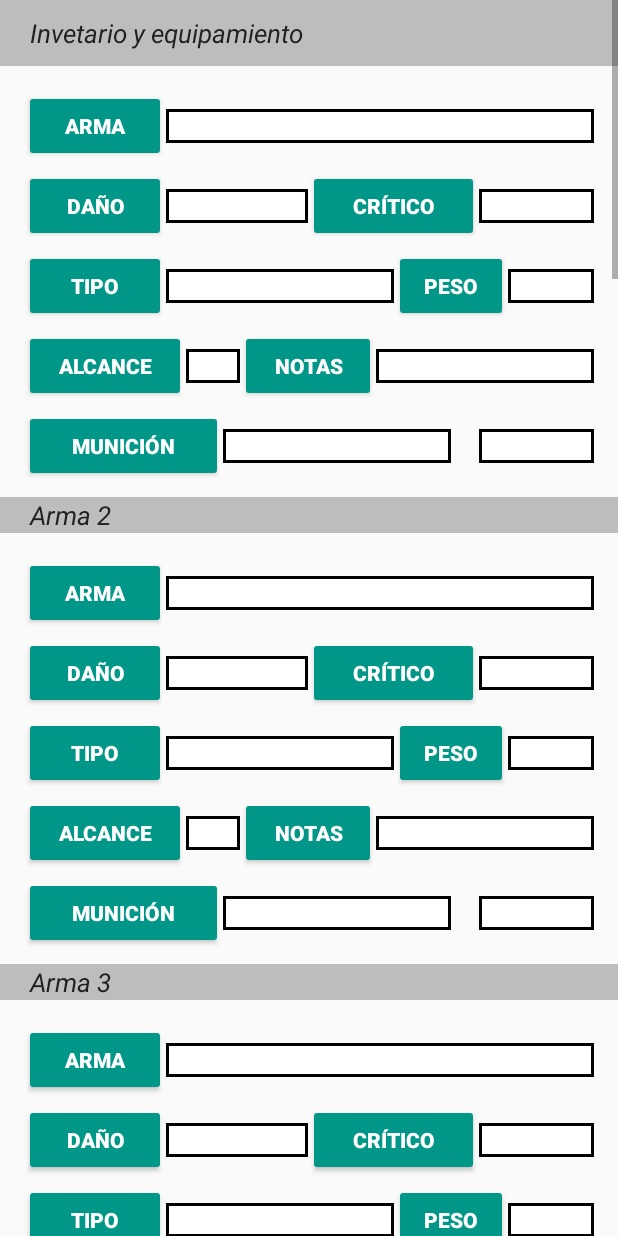
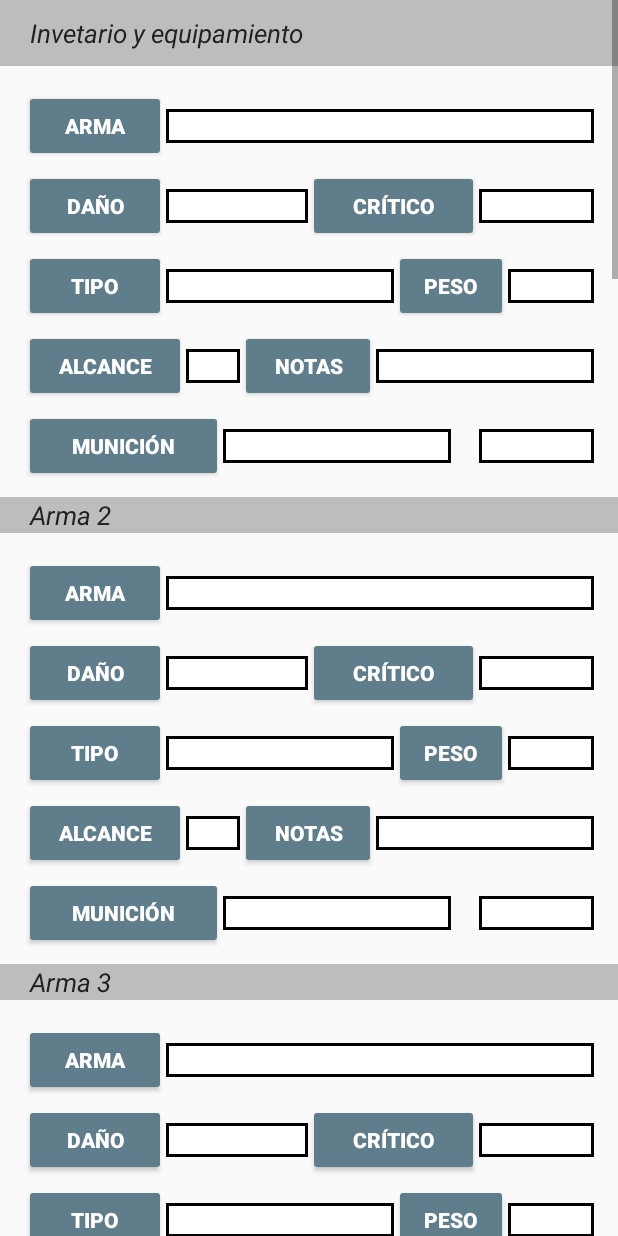
Before and after one commit to JuanCruzAbregu/DDCharacters, an Android app: the fragment EquipFragment shown on its own in the app's theme, on a phone screen of 412 x 824 dp. Run offline under Robolectric (Android 15) with nearby library versions, the phone set to English and light mode, and no system bars.

Commit message:
Modificacion de color App

```diff
--- a/app/src/main/res/layout/fragment_pj.xml
+++ b/app/src/main/res/layout/fragment_pj.xml
@@ -21,6 +21,7 @@
         android:layout_alignParentEnd="true"
         android:layout_alignParentBottom="true"
         android:src="@drawable/fab_add"
-        app:fabSize="normal" />
+        app:fabSize="normal"
+        android:backgroundTint="@color/colorAccentDark"/>
 
 </RelativeLayout>
--- a/app/src/main/res/values/colors.xml
+++ b/app/src/main/res/values/colors.xml
@@ -1,15 +1,15 @@
 <?xml version="1.0" encoding="utf-8"?>
 
 <resources>
-        <color name="colorPrimary">#607D8B</color>
-        <color name="colorPrimaryDark">#455A64</color>
-        <color name="colorPrimaryLight">#CFD8DC</color>
-        <color name="colorAccent">#009688</color>
-        <color name="colorAccentDark">#00796b</color>
+        <color name="colorPrimary">#3F51B5</color>
+        <color name="colorPrimaryDark">#303F9F</color>
+        <color name="colorPrimaryLight">#C5CAE9</color>
+        <color name="colorAccent">#607D8B</color>
+        <color name="colorAccentDark">#D32F2F</color>
         <color name="colorPrimaryText">#212121</color>
         <color name="colorSecondaryText">#757575</color>
         <color name="colorIcons">#FFFFFF</color>
         <color name="colorDivider">#BDBDBD</color>
-        <color name="colorButtons">#009688</color>
+        <color name="colorButtons">#607D8B</color>
         <color name="colorTitulosVerde">#388e3c</color>
 </resources>
```
